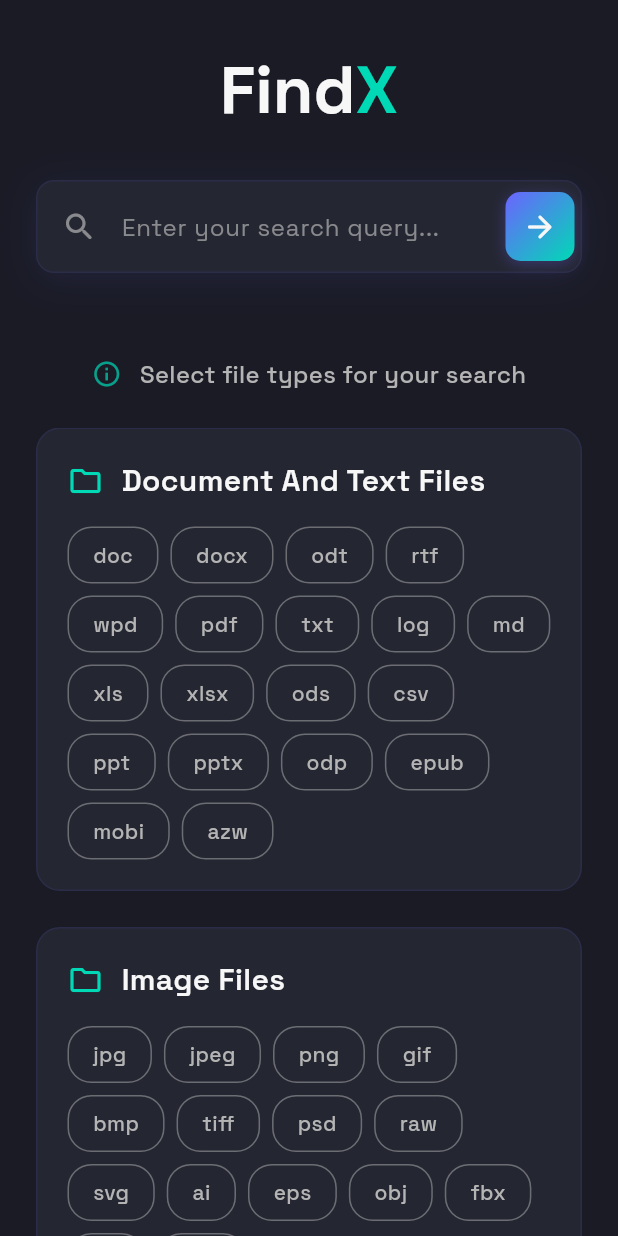
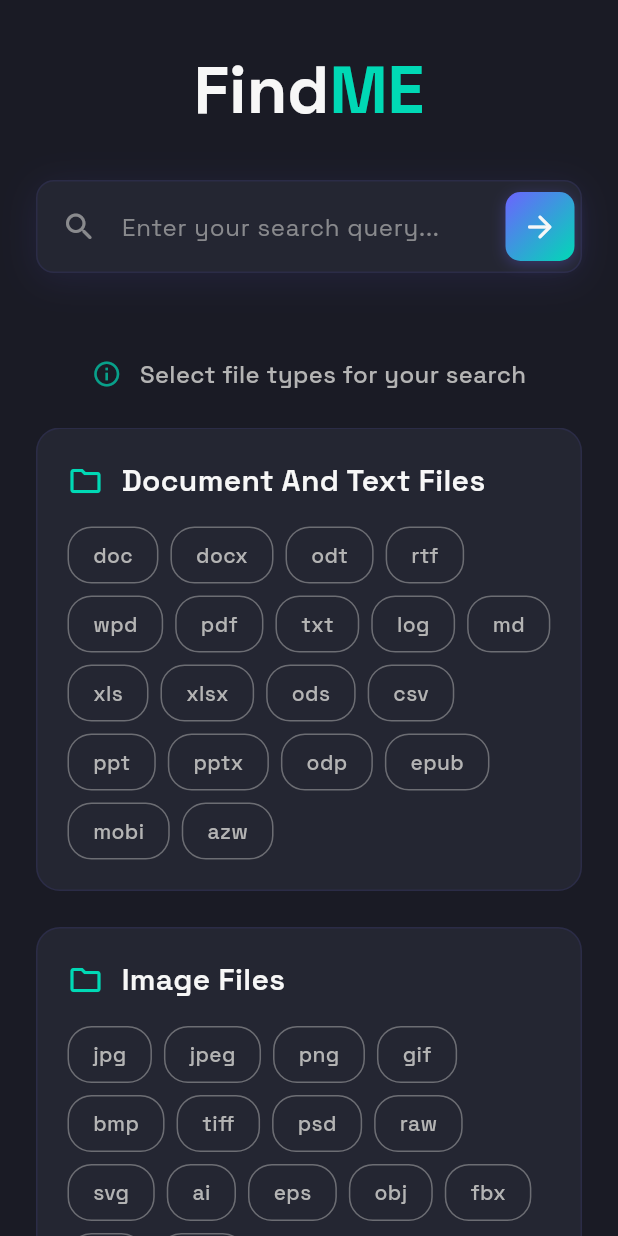
Before and after one commit to codewithkd77/FindX, a Flutter app: the screen it shows after launch, on a phone screen of 412 x 824 dp. Run offline on Flutter 3.47's test engine with Material 3 defaults, Android fonts, the phone set to English and light mode, and no system bars; our stand-ins replace google_fonts.

```diff
--- a/lib/find_x/findX.dart
+++ b/lib/find_x/findX.dart
@@ -134,7 +134,7 @@ class _FindXState extends State<FindX> {
             ),
           ),
           TextSpan(
-            text: "X",
+            text: "ME",
             style: GoogleFonts.spaceGrotesk(
               color: secondaryColor,
               fontSize: 44,
```
